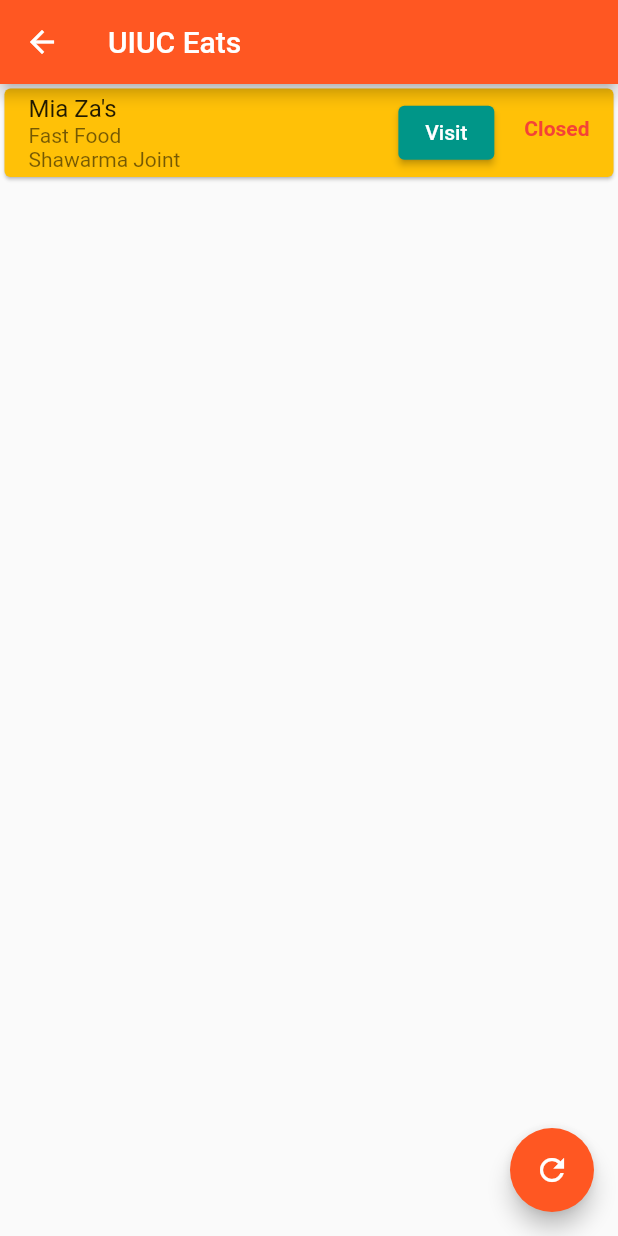
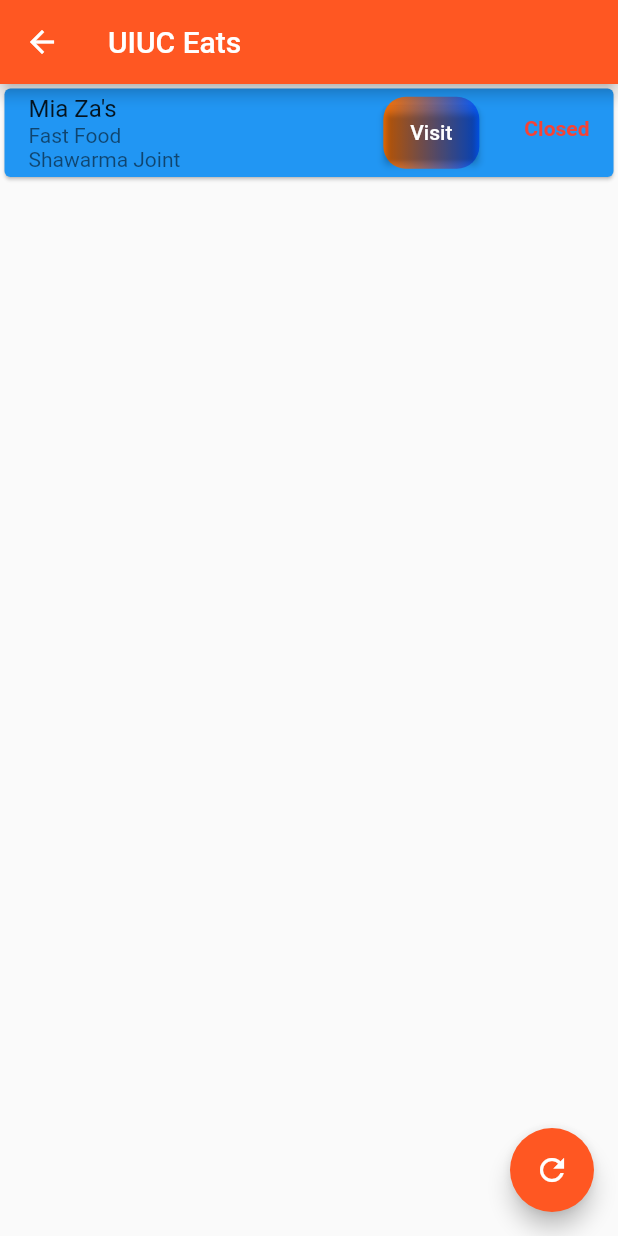
Before and after one commit to SiGMobileUIUC/restaurant_app, a Flutter app: the RestaurantScreen screen opened directly, after a tap on the "refresh" icon, on a phone screen of 412 x 824 dp. Run offline on Flutter 3.47's test engine with Material 2 defaults, Android fonts, the phone set to English and light mode, and no system bars; our stand-ins replace csv, flutter_platform_widgets.

Commit message:
added gradient and decorated button to visit info page of each restaurant

```diff
--- a/lib/src/misc/colors.dart
+++ b/lib/src/misc/colors.dart
@@ -8,3 +8,12 @@ class AppColors {
   static const Color secondaryUofILightest = Color(0xFF68aff7);
   static const Color secondaryUofIDark = Color(0xFF1F4096);
 }
+
+const kOrangeBlue = LinearGradient(
+  colors: [
+    Color.fromARGB(255, 255, 115, 0),
+    Color.fromARGB(255, 0, 89, 255),
+  ],
+  begin: Alignment.centerLeft,
+  end: Alignment.centerRight,
+);
--- a/lib/src/screens/restaurant_list_screen.dart
+++ b/lib/src/screens/restaurant_list_screen.dart
@@ -2,6 +2,7 @@ import 'package:flutter/material.dart';
 import 'package:csv/csv.dart';
 import 'package:flutter/services.dart';
 import 'package:restaurant_app/src/screens/restaurant_info_pages.dart';
+import 'package:restaurant_app/src/misc/colors.dart';
 
 //Main widget to run restaurant screen
 class RestaurantScreen extends StatefulWidget {
@@ -23,6 +24,8 @@ class _MyHomePageState extends State<RestaurantScreen> {
       _data = listData;
     });
   }
+
+  int selectedIdx = 0;
 
   ScrollController scrollController = ScrollController(
     initialScrollOffset: 10, // or whatever offset you wish
@@ -64,19 +67,30 @@ class _MyHomePageState extends State<RestaurantScreen> {
           }
           return Card(
             margin: const EdgeInsets.all(3),
-            color: index == 0 ? Colors.amber : Colors.white,
+            color: index == selectedIdx ? Colors.blue : Colors.white,
             child: ListTile(
+              onTap: () {
+                setState(() {
+                  selectedIdx = index;
+                });
+              },
               title: Text(_data[index][0].toString()),
               subtitle: Text(_data[index][3].toString()),
               trailing: Wrap(
-                spacing: 20, // space between two icons
+                spacing: 30, // space between two icons
                 children: <Widget>[
-                  ElevatedButton(
+                  DecoratedBox(
+                    decoration: BoxDecoration(
+                      gradient: kOrangeBlue,
+                      borderRadius: BorderRadius.circular(15.0),
+                      border: Border.all(
+                        color: const Color.fromARGB(0, 255, 255, 255),
+                      ),
+                    ),
+                    child: ElevatedButton(
                       style: ElevatedButton.styleFrom(
-                      backgroundColor: Colors.teal,
-                      // Background color
+                        backgroundColor: Colors.transparent,
                         foregroundColor: Colors.white,
-                      // Text Color (Foreground color)
                       ),
                       child: const Text('Visit'),
                       onPressed: () {
@@ -91,6 +105,7 @@ class _MyHomePageState extends State<RestaurantScreen> {
                                   )),
                         );
                       },
+                    ),
                   ),
                   Padding(
                     padding: const EdgeInsets.only(top: 13.0),
```
Lines whose indentation alone changed are shown as unchanged.
